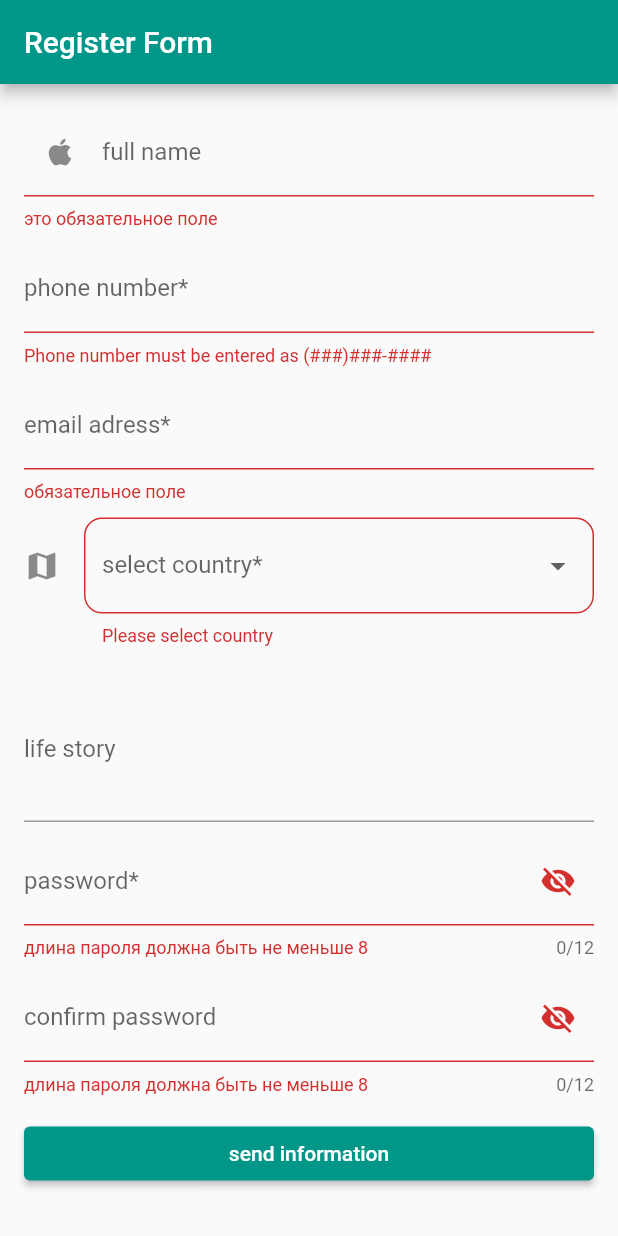
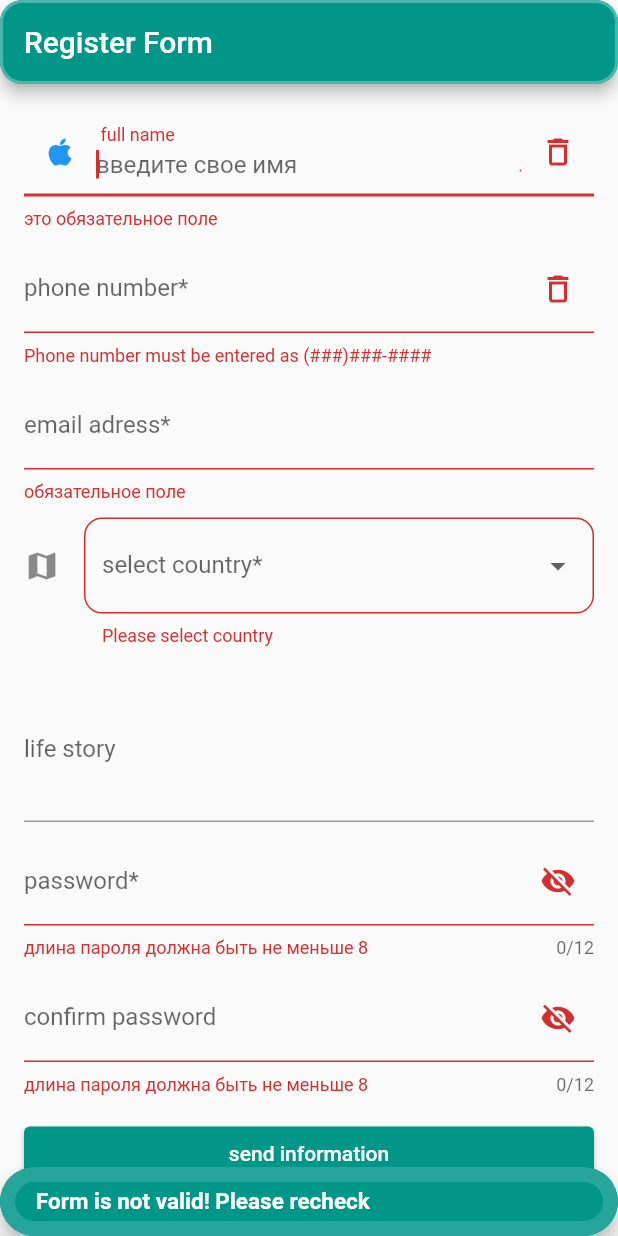
Before and after one commit to Zhorenty/old_articles, a Flutter app: the screen it shows after launch, after a tap on "send information", on a phone screen of 412 x 824 dp. Run offline on Flutter 3.47's test engine with Material 2 defaults, Android fonts, the light colour scheme and no system bars.

Commit message:
completed RegisterForm w/ onGenerateRoute

```diff
--- a/lib/main.dart
+++ b/lib/main.dart
@@ -1,24 +1,36 @@
 import 'package:flutter/material.dart';
 import 'pages/register_form_page.dart';
+import 'pages/user_info_page.dart';
+import 'models/user.dart';
 
 void main() {
-  runApp(const NavigatorApp());
+  runApp(const MyApp());
 }
 
-class NavigatorApp extends StatefulWidget {
-  const NavigatorApp({super.key});
+class MyApp extends StatelessWidget {
+  const MyApp({Key? key}) : super(key: key);
 
-  @override
-  State<NavigatorApp> createState() => _NavigatorState();
-}
-
-class _NavigatorState extends State<NavigatorApp> {
+  // This widget is the root of your application.
   @override
   Widget build(BuildContext context) {
     return MaterialApp(
+      title: 'Flutter Demo',
+      theme: ThemeData(
+        primarySwatch: Colors.blue,
+      ),
       initialRoute: '/',
-      routes: {
-        '/': (context) => const RegisterFormPage(),
+      onGenerateRoute: (settings) {
+        switch (settings.name) {
+          case '/':
+            return MaterialPageRoute(
+                builder: (context) => const RegisterFormPage());
+
+          case '/user':
+            final user = settings.arguments as User;
+            return MaterialPageRoute(
+                builder: (context) => UserInfo(user: user));
+        }
+        return null;
       },
     );
   }
--- /dev/null
+++ b/lib/models/user.dart
@@ -0,0 +1,7 @@
+class User {
+  late String name;
+  late String phone;
+  late String email;
+  late String country;
+  late String story;
+}
--- a/lib/pages/register_form_page.dart
+++ b/lib/pages/register_form_page.dart
@@ -1,6 +1,7 @@
 // ignore_for_file: avoid_print
 import 'package:flutter/material.dart';
 import 'package:flutter/services.dart';
+import 'package:yo_app/models/user.dart';
 
 class RegisterFormPage extends StatefulWidget {
   const RegisterFormPage({super.key});
@@ -10,6 +11,9 @@ class RegisterFormPage extends StatefulWidget {
 }
 
 class _RegisterFormPageState extends State<RegisterFormPage> {
+  final _formKey = GlobalKey<FormState>();
+  final _scaffoldKey = GlobalKey<ScaffoldState>();
+
   bool _hidePass1 = true;
   bool _hidePass2 = true;
 
@@ -23,6 +27,9 @@ class _RegisterFormPageState extends State<RegisterFormPage> {
   final _nameFocus = FocusNode();
   final _phoneFocus = FocusNode();
   final _passFocus = FocusNode();
+  final _confirmPassFocus = FocusNode();
+
+  User newUser = User();
 
   @override
   void dispose() {
@@ -35,6 +42,7 @@ class _RegisterFormPageState extends State<RegisterFormPage> {
     _nameFocus.dispose();
     _phoneFocus.dispose();
     _passFocus.dispose();
+    _confirmPassFocus.dispose();
     super.dispose();
   }
 
@@ -47,15 +55,17 @@ class _RegisterFormPageState extends State<RegisterFormPage> {
     FocusScope.of(context).requestFocus(nextFocus);
   }
 
-  final List<String> _countries = ['Russia', 'Ukraine', 'German', 'France'];
+  final List<String> _countries = ['Russia', 'Leningrad', 'German', 'France'];
   String? _selectedCountry;
-
-  final _formKey = GlobalKey<FormState>();
 
   @override
   Widget build(BuildContext context) {
     return Scaffold(
+      key: _scaffoldKey,
       appBar: AppBar(
+        shape: RoundedRectangleBorder(
+            side: BorderSide(width: 2, color: Colors.teal.shade300),
+            borderRadius: BorderRadius.circular(15)),
         title: const Text('Register Form'),
         backgroundColor: Colors.teal,
       ),
@@ -63,6 +73,7 @@ class _RegisterFormPageState extends State<RegisterFormPage> {
           key: _formKey,
           child: ListView(
             padding: const EdgeInsets.all(16),
+            physics: const BouncingScrollPhysics(),
             children: [
               fullName(),
               const SizedBox(height: 10),
@@ -84,11 +95,46 @@ class _RegisterFormPageState extends State<RegisterFormPage> {
     );
   }
 
+  // Widget icon1() {
+  //   return Icon(Icons.delete);
+  // }
+
+  // Widget icon2() {
+  //   return Icon(Icons.delete_forever);
+  // }
+
+  // Widget changeIcon() {
+  //   _nameController.dispose;
+  //   return IconButton(
+  //       onPressed: () {},
+  //       icon: GestureDetector(
+  //         child: icon1(),
+  //         onTap: () {
+  //           setState(() {
+  //             _nameController.text.isEmpty ? icon2() : icon1();
+  //           });
+  //           _nameController.clear();
+  //         },
+  //       ));
+  // }
+
   Widget fullName() {
     return TextFormField(
+      focusNode: _nameFocus,
+      autofocus: true,
+      onFieldSubmitted: (_) {
+        _fieldFocusChange(context, _nameFocus, _phoneFocus);
+      },
+      onSaved: (value) => newUser.name = value!,
       validator: _validateName,
       controller: _nameController,
       decoration: InputDecoration(
+        suffixIcon: GestureDetector(
+          child: const Icon(Icons.delete_outline),
+          onTap: () {
+            _nameController.clear();
+          },
+        ),
         hintText: 'введите свое имя',
         labelText: ' full name',
         prefixIcon: const Icon(Icons.apple),
@@ -109,6 +155,11 @@ class _RegisterFormPageState extends State<RegisterFormPage> {
 
   Widget phoneNumber() {
     return TextFormField(
+      onSaved: (value) => newUser.phone = value!,
+      focusNode: _phoneFocus,
+      onFieldSubmitted: (_) {
+        _fieldFocusChange(context, _phoneFocus, _passFocus);
+      },
       validator: (value) => _validatePhoneNumber(value!)
           ? null
           : 'Phone number must be entered as (###)###-####',
@@ -117,12 +168,21 @@ class _RegisterFormPageState extends State<RegisterFormPage> {
         FilteringTextInputFormatter(RegExp(r'^[()\d -]{1,15}$'), allow: true),
       ],
       keyboardType: TextInputType.phone,
-      decoration: const InputDecoration(labelText: 'phone number*'),
+      decoration: InputDecoration(
+        labelText: 'phone number*',
+        suffixIcon: GestureDetector(
+          child: const Icon(Icons.delete_outline),
+          onTap: () {
+            _nameController.clear();
+          },
+        ),
+      ),
     );
   }
 
   Widget emailAdress() {
     return TextFormField(
+      onSaved: (value) => newUser.email = value!,
       validator: _validateEmail,
       controller: _emailController,
       decoration: const InputDecoration(labelText: 'email adress*'),
@@ -142,10 +202,11 @@ class _RegisterFormPageState extends State<RegisterFormPage> {
           child: Text(country),
         );
       }).toList(),
-      onChanged: (country) {
-        print(country);
+      onChanged: (data) {
+        print(data);
         setState(() {
-          _selectedCountry = country;
+          newUser.country = data!;
+          _selectedCountry = data;
         });
       },
       value: _selectedCountry,
@@ -157,6 +218,7 @@ class _RegisterFormPageState extends State<RegisterFormPage> {
 
   Widget lifeStory() {
     return TextFormField(
+      onSaved: (value) => newUser.story = value!,
       controller: _lifeStoryController,
       decoration: const InputDecoration(labelText: 'life story'),
       maxLines: 3,
@@ -168,6 +230,10 @@ class _RegisterFormPageState extends State<RegisterFormPage> {
 
   Widget password() {
     return TextFormField(
+      focusNode: _passFocus,
+      onFieldSubmitted: (_) {
+        _fieldFocusChange(context, _passFocus, _confirmPassFocus);
+      },
       validator: _validatePass,
       controller: _passwordController,
       maxLength: 12,
@@ -188,6 +254,7 @@ class _RegisterFormPageState extends State<RegisterFormPage> {
 
   Widget confirmPassword() {
     return TextFormField(
+      focusNode: _confirmPassFocus,
       controller: _confirmPasswordController,
       maxLength: 12,
       decoration: InputDecoration(
@@ -217,14 +284,14 @@ class _RegisterFormPageState extends State<RegisterFormPage> {
   void _submitForm() {
     if (_formKey.currentState!.validate()) {
       _formKey.currentState!.save();
-      print('form is valid');
+      _showDialog(name: '${_nameController.text} succesful registered');
       print('name: ${_nameController.text}');
       print('phone: ${_phoneController.text}');
       print('email: ${_emailController.text}');
       print('lifeStory: ${_lifeStoryController.text}');
       print('country: $_selectedCountry');
     } else {
-      print('Ошибка');
+      _showMessage(message: 'Form is not valid! Please recheck');
     }
   }
 
@@ -245,8 +312,11 @@ class _RegisterFormPageState extends State<RegisterFormPage> {
   }
 
   String? _validateEmail(String? value) {
+    // final emailExp = RegExp(r'/^[^\s@]+@[^\s@]+\.[^\s@]+$/');
     if (value!.isEmpty) {
       return 'обязательное поле';
+      // } else if (!emailExp.hasMatch(value)) {
+      //   return 'error';
     } else if (!_emailController.text.contains('@')) {
       return 'а где собака?';
     } else {
@@ -265,4 +335,51 @@ class _RegisterFormPageState extends State<RegisterFormPage> {
       return null;
     }
   }
+
+  void _showMessage({required String message}) {
+    ScaffoldMessenger.of(context).showSnackBar(SnackBar(
+        shape: RoundedRectangleBorder(
+            side: BorderSide(color: Colors.teal.shade400, width: 10),
+            borderRadius: BorderRadius.circular(36)),
+        duration: const Duration(seconds: 1),
+        backgroundColor: Colors.teal,
+        content: Text(
+          message,
+          style: const TextStyle(
+            color: Colors.white,
+            fontSize: 15,
+            fontWeight: FontWeight.bold,
+          ),
+        )));
+  }
+
+  void _showDialog({required String name}) {
+    showDialog(
+        context: context,
+        builder: (context) {
+          return AlertDialog(
+            icon: const Icon(Icons.access_time_sharp),
+            title: const Text(
+              'Registration succesful',
+              style: TextStyle(color: Colors.green),
+            ),
+            content: Text(name),
+            actions: [
+              OutlinedButton(
+                  onPressed: () {
+                    Navigator.pushNamedAndRemoveUntil(
+                      context,
+                      '/user',
+                      ((route) => false),
+                      arguments: newUser,
+                    );
+                  },
+                  child: const Text(
+                    'отлично',
+                    style: TextStyle(color: Colors.green),
+                  ))
+            ],
+          );
+        });
+  }
 }
```
Also changed, not shown: lib/pages/user_info_page.dart (added, +52 -0 lines).
